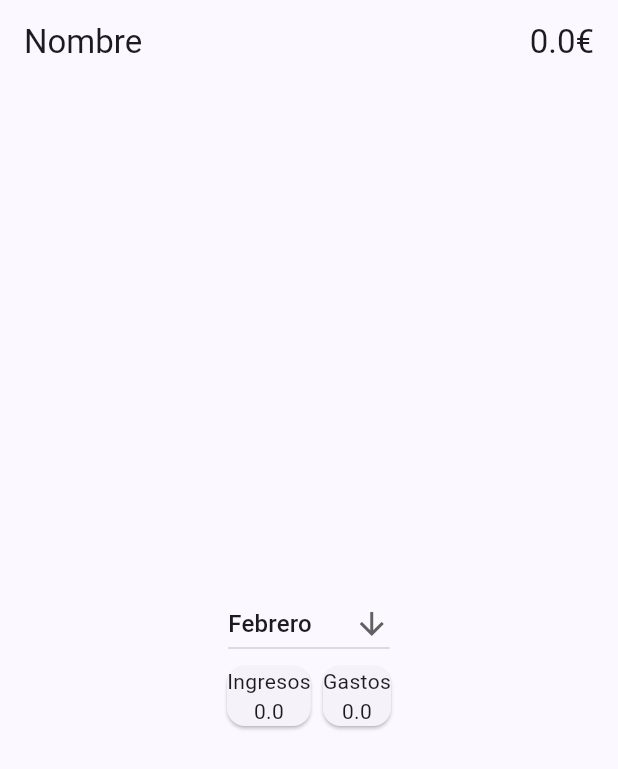
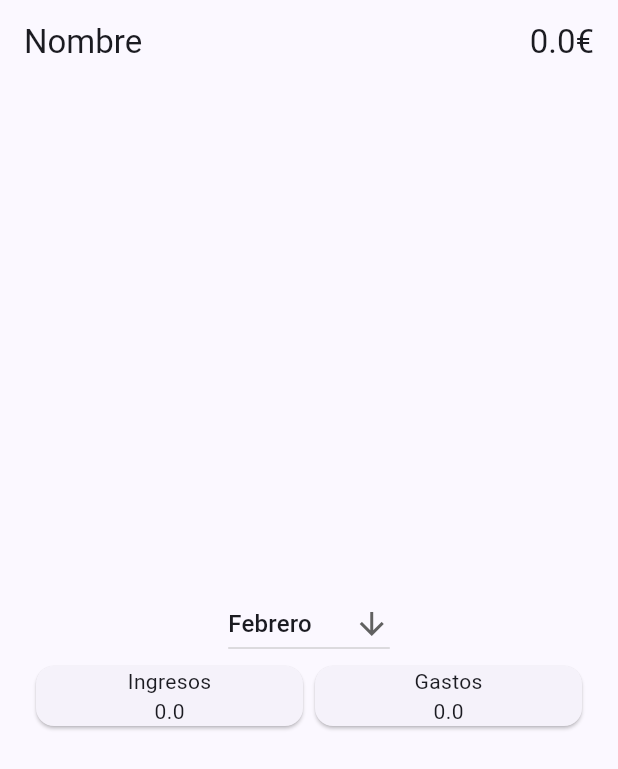
Before and after one commit to enekor/Cuentas, a Flutter app: the screen it shows after launch, after a tap on "Nombre", after a tap on "Confirmar", on a phone screen of 412 x 824 dp. Shown: the top 769 px of the screen. Run offline on Flutter 3.47's test engine with Material 3 defaults, Android fonts, the phone set to English and light mode, and no system bars; our stand-ins replace animate_do, get.

```diff
--- a/lib/pantallas/info.dart
+++ b/lib/pantallas/info.dart
@@ -23,6 +23,7 @@ class _InfoState extends State<Info> {
   String nombrenuevo = "Gasto";
   double valornuevo = 0;
   RxBool mostrarGastos = false.obs;
+  RxBool ingresoEditar = false.obs;
 
 //metodos
   bool HayDatos(){
@@ -39,7 +40,6 @@ class _InfoState extends State<Info> {
   void ChangeIngreso(double valor){
     c.Meses.where((v)=>v.NMes == mes.value).first.Ingreso = valor;
   }
-
 
   List<Widget> GetGastos(){
     List<Widget> ret = [];
@@ -143,17 +143,47 @@ class _InfoState extends State<Info> {
                       crossAxisAlignment: CrossAxisAlignment.center,
                       mainAxisAlignment: MainAxisAlignment.center,
                       children: [
-                        Card(
+                        Expanded(
+                          flex:5,
+                          child: InkWell(
+                            onTap: ()=>ingresoEditar.value = true,
+                            child: Card(
                               child: Column(
                                  mainAxisSize:MainAxisSize.min,
                                  mainAxisAlignment: MainAxisAlignment.center,
                                 children: [
                                   Text("Ingresos"),
-                              Text(c.Meses.where((v)=>v.NMes==mes.value).first.Ingreso.toString())
+                                  ingresoEditar.value
+                                  ?Row(
+                                    children: [
+                                      IconButton(
+                                        icon:Icon(Icons.check),
+                                        onPressed: ()=>ingresoEditar.value = false,
+                                      ),
+                                      Expanded(
+                                        child: TextField(
+                                          keyboardType: TextInputType.number,
+                                          decoration: InputDecoration(
+                                            labelText: "Monto"
+                                          ),
+                                          onChanged: (v){
+                                            setState(() {
+                                              ChangeIngreso(double.parse(v));
+                                            });
+                                          },
+                                        ),
+                                      ),
+                                    ],
+                                  )
+                                  :Text(c.Meses.where((v)=>v.NMes==mes.value).first.Ingreso.toString())
                                 ],
                               ),
                             ),
-                        InkWell(
+                          ),
+                        ),
+                        Expanded(
+                          flex:5,
+                          child: InkWell(
                             child: Card(
                               child: Column(
                                 mainAxisSize:MainAxisSize.min,
@@ -165,6 +195,7 @@ class _InfoState extends State<Info> {
                               ),
                             ),
                             onTap: ()=>mostrarGastos.value = !mostrarGastos.value
+                          ),
                         )
                       ],
                     ),
```
Also changed, not shown: lib/pantallas/extras.dart (+76 -4 lines). Lines whose indentation alone changed are shown as unchanged.
